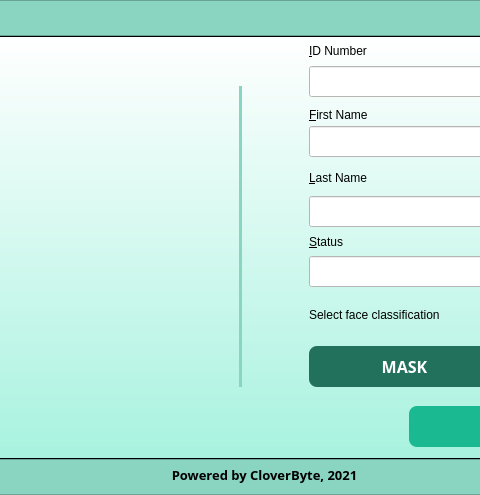
The window that register.ui (marcryangil/facemaskdetection) describes before a commit, drawn with Qt 5; both pictures show x 201 to 681 and y 0 to 495 of the 942 by 495 pixel window.
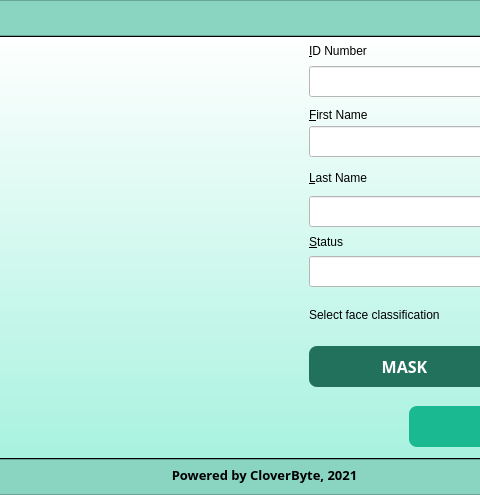
The same window after the commit. Icons and pictures are not drawn.

Commit message: remove divider

```diff
--- a/register.ui
+++ b/register.ui
@@ -100,31 +100,6 @@
       <property name="frameShadow">
        <enum>QFrame::Raised</enum>
       </property>
-      <widget class="QWidget" name="widget" native="true">
-       <property name="geometry">
-        <rect>
-         <x>440</x>
-         <y>50</y>
-         <width>3</width>
-         <height>301</height>
-        </rect>
-       </property>
-       <property name="minimumSize">
-        <size>
-         <width>3</width>
-         <height>301</height>
-        </size>
-       </property>
-       <property name="maximumSize">
-        <size>
-         <width>16777215</width>
-         <height>16777215</height>
-        </size>
-       </property>
-       <property name="styleSheet">
-        <string notr="true">background-color: rgb(137, 213, 194)</string>
-       </property>
-      </widget>
       <widget class="QPushButton" name="btn_save">
        <property name="geometry">
         <rect>
```
The commit also changes 1 other file.
